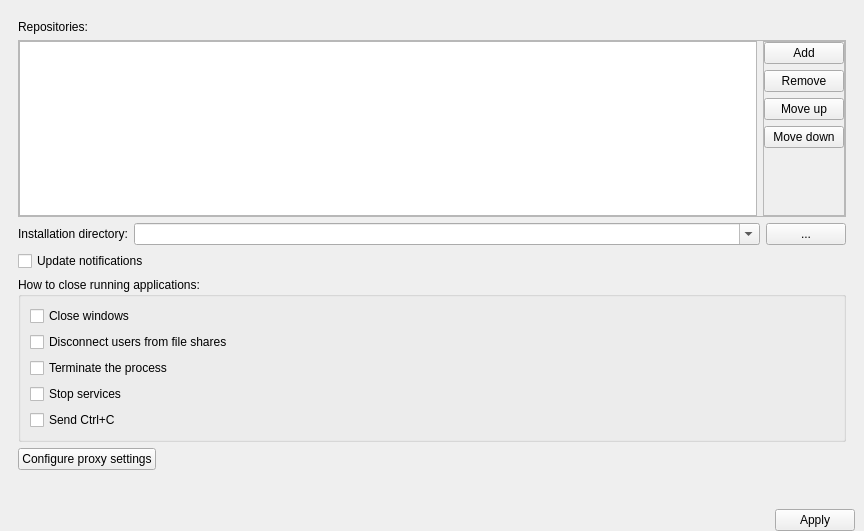
npackd/npackd-cpp, file npackdg/src/settingsframe.ui: the form before one commit.
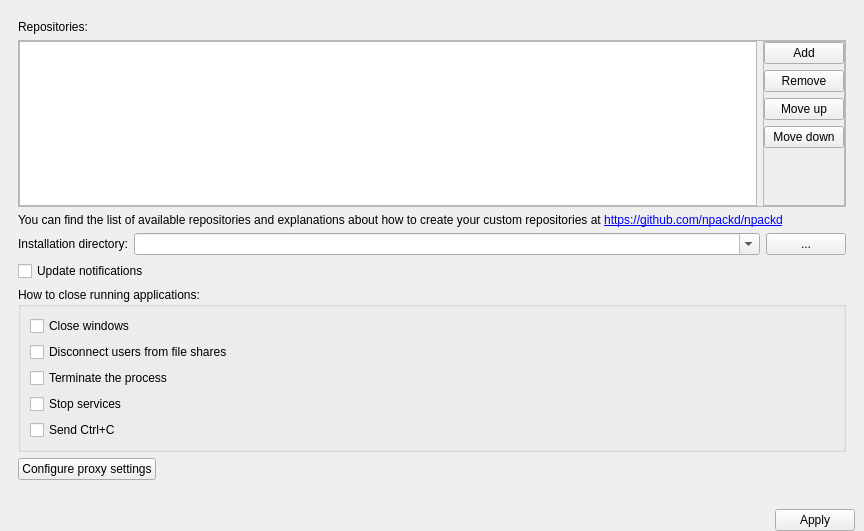
The form after the commit.

Commit message: add a label pointing to https://github.com/npackd/npackd

What changed in the file:
```diff
--- a/npackdg/src/settingsframe.ui
+++ b/npackdg/src/settingsframe.ui
@@ -164,6 +164,22 @@
         </layout>
        </widget>
       </item>
+      <item>
+       <widget class="QLabel" name="label_3">
+        <property name="text">
+         <string>&lt;html&gt;&lt;head/&gt;&lt;body&gt;&lt;p&gt;You can find the list of available repositories and explanations about how to create your custom repositories at &lt;a href=&quot;https://github.com/npackd/npackd&quot;&gt;&lt;span style=&quot; text-decoration: underline; color:#0000ff;&quot;&gt;https://github.com/npackd/npackd&lt;/span&gt;&lt;/a&gt;&lt;/p&gt;&lt;/body&gt;&lt;/html&gt;</string>
+        </property>
+        <property name="textFormat">
+         <enum>Qt::RichText</enum>
+        </property>
+        <property name="openExternalLinks">
+         <bool>true</bool>
+        </property>
+        <property name="textInteractionFlags">
+         <set>Qt::LinksAccessibleByKeyboard|Qt::LinksAccessibleByMouse|Qt::TextBrowserInteraction|Qt::TextSelectableByKeyboard|Qt::TextSelectableByMouse</set>
+        </property>
+       </widget>
+      </item>
       <item>
        <layout class="QHBoxLayout" name="horizontalLayout_2" stretch="0,1,0">
         <item>
```
Left out of the diff: 23 changed lines with no effect on the pictures. The commit also changes 4 other files.
